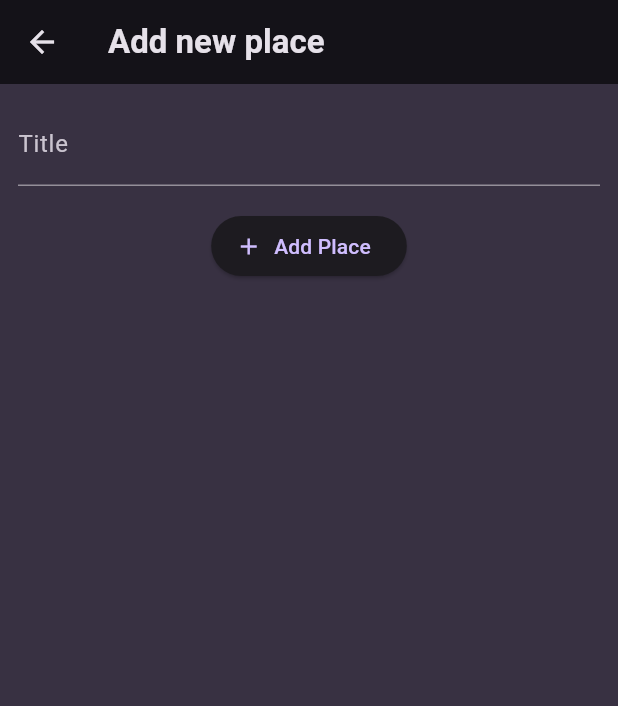
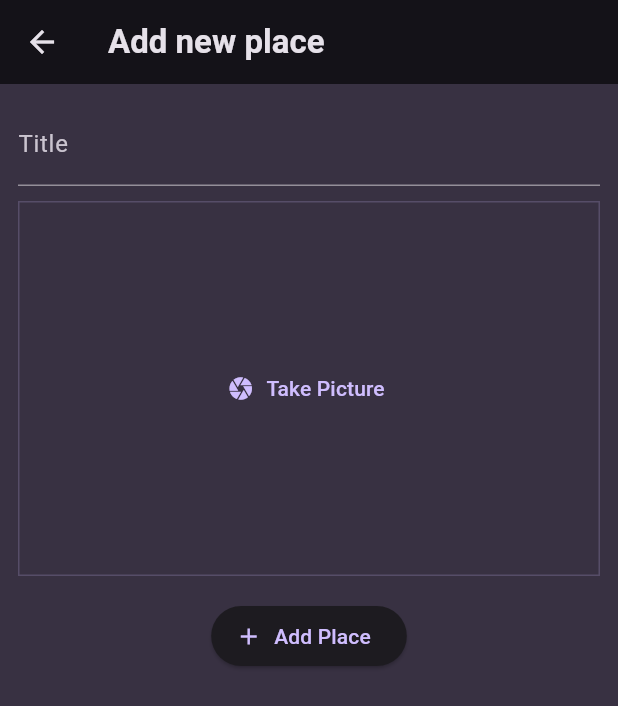
Before and after one commit to adala-wanyande/flutter-favorite-places, a Flutter app: the AddPlacesScreen screen opened directly, on a phone screen of 412 x 824 dp. Shown: the top 706 px of the screen. Run offline on Flutter 3.47's test engine with Material 3 defaults, Android fonts, the phone set to English and light mode, and no system bars; our stand-ins replace flutter_riverpod, google_fonts.

Commit message:
feat: add a pick image input

```diff
--- a/lib/screens/add_place.dart
+++ b/lib/screens/add_place.dart
@@ -1,3 +1,4 @@
+import 'package:favorite_places/widgets/Image_input.dart';
 import 'package:flutter/material.dart';
 import 'package:flutter_riverpod/flutter_riverpod.dart';
 
@@ -51,6 +52,11 @@ class _AddPlacesScreenState extends ConsumerState<AddPlacesScreen> {
               ),
             ),
             const SizedBox(
+              height: 10,
+            ),
+            // Input Image
+            ImageInput(),
+            const SizedBox(
               height: 16,
             ),
             ElevatedButton.icon(
--- /dev/null
+++ b/lib/widgets/image_input.dart
@@ -0,0 +1,34 @@
+import 'package:flutter/material.dart';
+
+class ImageInput extends StatefulWidget {
+  const ImageInput({super.key});
+
+  @override
+  State<StatefulWidget> createState() {
+    return _ImageInputState();
+  }
+}
+
+class _ImageInputState extends State<ImageInput> {
+  void _takePicture() {}
+
+  @override
+  Widget build(BuildContext context) {
+    return Container(
+      decoration: BoxDecoration(
+        border: Border.all(
+          width: 1,
+          color: Theme.of(context).colorScheme.primary.withOpacity(0.2),
+        ),
+      ),
+      height: 250,
+      width: double.infinity,
+      alignment: Alignment.center,
+      child: TextButton.icon(
+        onPressed: _takePicture,
+        icon: const Icon(Icons.camera),
+        label: const Text('Take Picture'),
+      ),
+    );
+  }
+}
```
